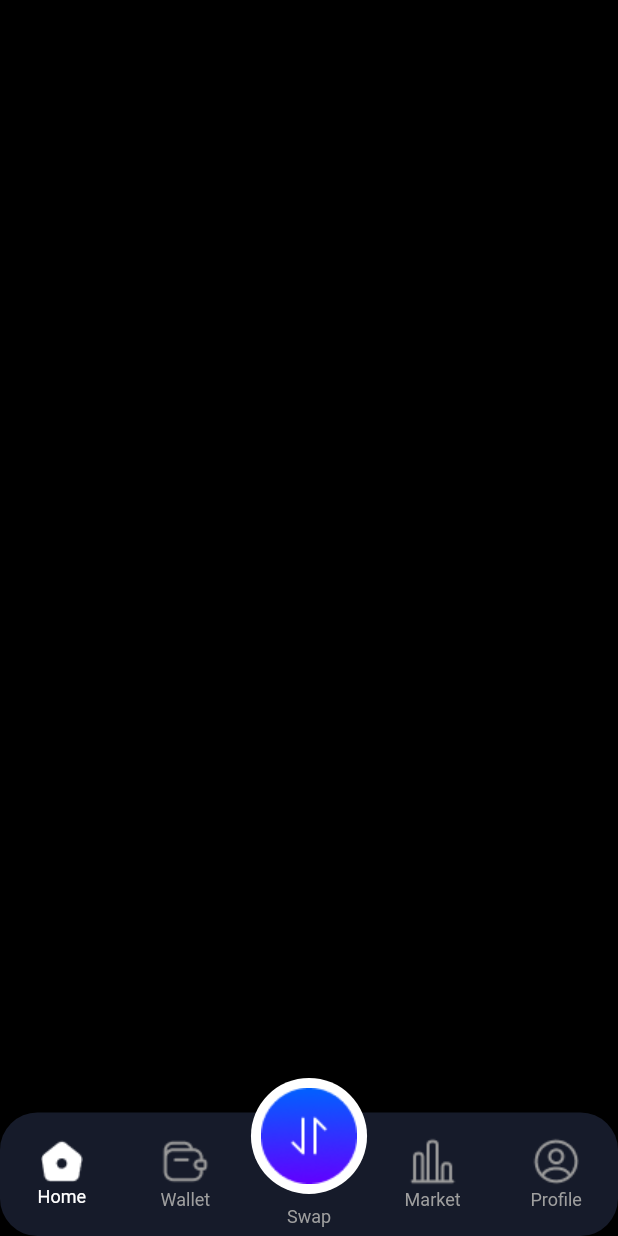
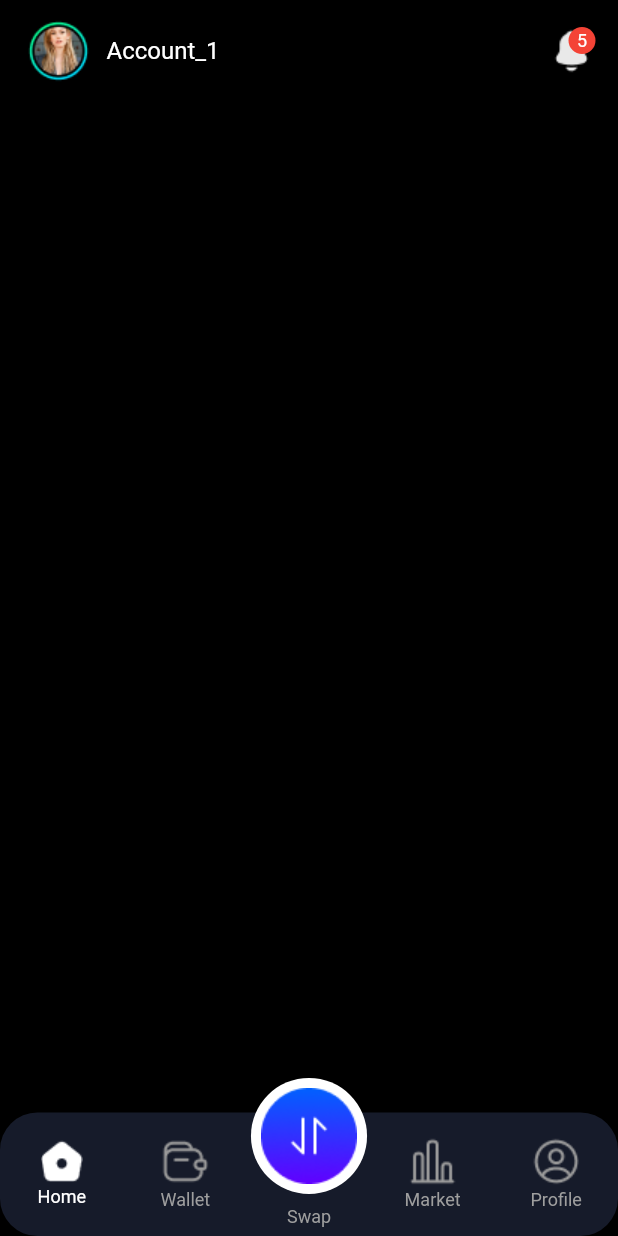
Before and after one commit to subarnaPdl/nft_wallet, a Flutter app: the screen it shows after launch, on a phone screen of 412 x 824 dp. Run offline on Flutter 3.47's test engine with Material 2 defaults, Android fonts, the phone set to English and light mode, and no system bars; drawn by our look-alikes of persistent_bottom_nav_bar_v2.

Commit message:
appbar done

```diff
--- a/lib/home_screen/pages/home_page/home_page.dart
+++ b/lib/home_screen/pages/home_page/home_page.dart
@@ -1,10 +1,17 @@
 import 'package:flutter/material.dart';
+import 'package:nft_wallet/widgets/appbar.dart';
 
 class HomePage extends StatelessWidget {
   const HomePage({super.key});
 
   @override
   Widget build(BuildContext context) {
-    return Container();
+    return SafeArea(
+      child: Column(
+        children: [
+          const MyAppBar(),
+        ],
+      ),
+    );
   }
 }
--- a/lib/theme/colors.dart
+++ b/lib/theme/colors.dart
@@ -11,7 +11,6 @@ class AppColors {
   ThemeData themeData() {
     // TextTheme
     TextTheme txtTheme = ThemeData.dark().textTheme;
-    Color txtColor = white;
 
     // ColorScheme or ColorTheme
     ColorScheme colorScheme = ColorScheme(
@@ -22,11 +21,12 @@ class AppColors {
       secondaryContainer: accent2,
       background: accent1,
       surface: accent1,
-      onBackground: txtColor,
-      onSurface: txtColor,
+      onBackground: white,
+      onSurface: white,
       onError: Colors.white,
       onPrimary: Colors.white,
       onSecondary: Colors.grey,
+      tertiaryContainer: Colors.red, // Used for notificaiton
       error: Colors.red,
     );
 
--- /dev/null
+++ b/lib/widgets/appbar.dart
@@ -0,0 +1,69 @@
+import 'package:flutter/material.dart';
+import 'package:nft_wallet/theme/colors.dart';
+
+class MyAppBar extends StatelessWidget {
+  final bool showTitle;
+  final String title;
+  final bool showAccount;
+
+  const MyAppBar({
+    Key? key,
+    this.showTitle = false,
+    this.title = '',
+    this.showAccount = true,
+  }) : super(key: key);
+
+  @override
+  Widget build(BuildContext context) {
+    return Padding(
+      padding: const EdgeInsets.fromLTRB(15, 10, 15, 0),
+      child: Row(
+        children: [
+          showAccount ? account() : const Spacer(),
+          if (showTitle) headTitle(title),
+          const Spacer(),
+          notifications(context),
+        ],
+      ),
+    );
+  }
+
+  Widget account() {
+    return Row(
+      children: [
+        Image.asset('assets/images/account.png'),
+        const SizedBox(width: 8),
+        const Text(
+          'Account_1',
+          style: TextStyle(fontSize: 16),
+        ),
+      ],
+    );
+  }
+
+  Widget headTitle(String title) {
+    return Text(
+      title,
+      style: const TextStyle(fontSize: 20),
+    );
+  }
+
+  Widget notifications(BuildContext context) {
+    return Stack(
+      children: [
+        Positioned(child: Image.asset('assets/images/notification.png')),
+        Positioned(
+          height: 18,
+          width: 18,
+          left: 14,
+          child: CircleAvatar(
+              backgroundColor: Theme.of(context).colorScheme.tertiaryContainer,
+              child: Text(
+                '5',
+                style: TextStyle(color: AppColors().white, fontSize: 12),
+              )),
+        ),
+      ],
+    );
+  }
+}
```
Also changed, not shown: assets/images/account.png (added), assets/images/notification.png (added).
